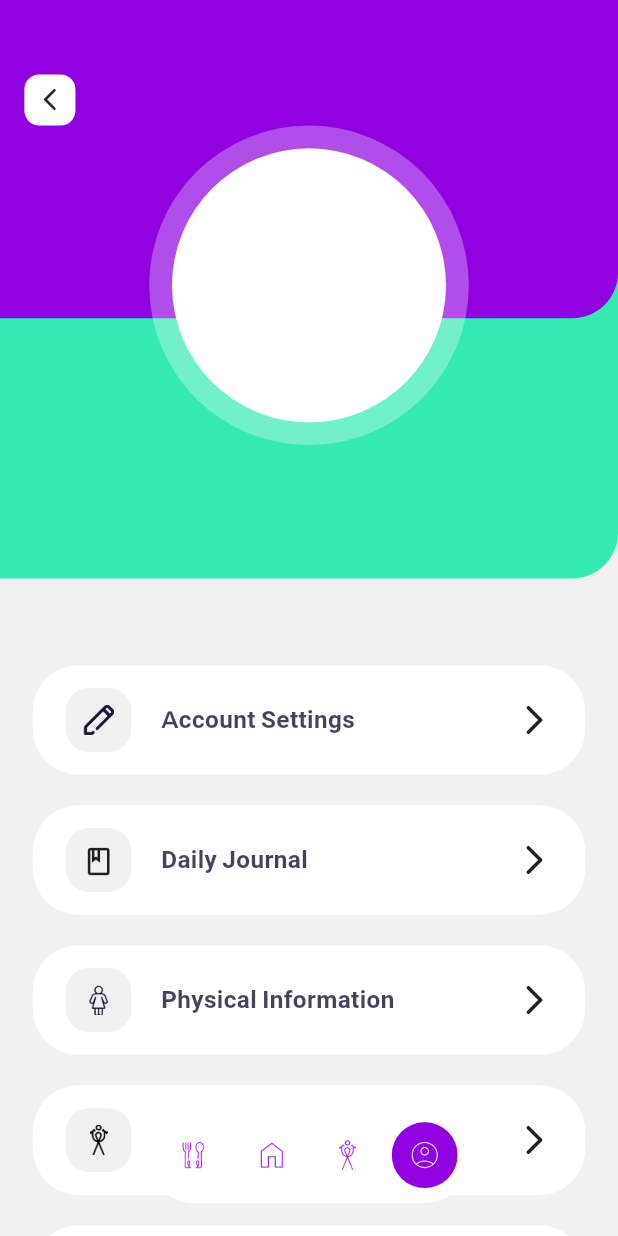
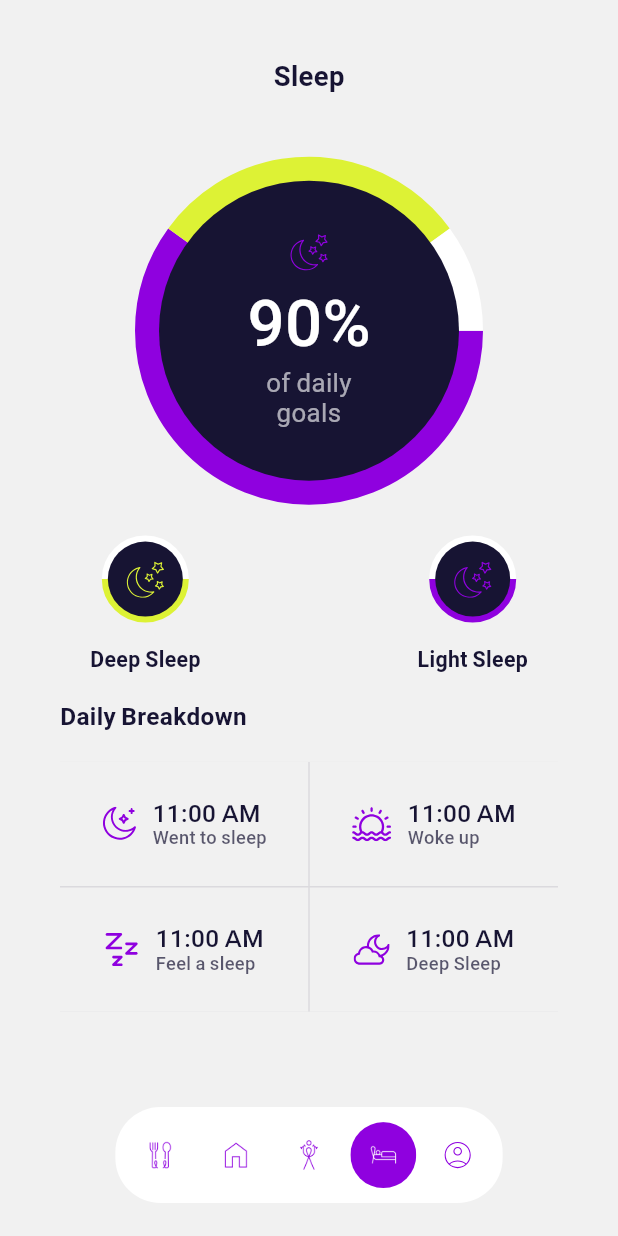
Before and after one commit to Livewell-Indonesia/dev-livewell-app.github.io, a Flutter app: the HomeScreen screen opened by its route, item 4 of the bottom bar chosen, on a phone screen of 412 x 824 dp. Run offline on Flutter 3.47's test engine with Material 2 defaults, Android fonts, the phone set to English and light mode, and no system bars; drawn by our look-alikes of dot_navigation_bar; our stand-ins replace bubble_tab_indicator, camera, dartz, dio, equatable, flutter_easyloading and 20 more; missing offline and left inert: algolia_helper_flutter, camera_platform_interface, dart:ffi, fab_circular_menu, flutter_cupertino_date_picker_fork, health and 1 more; accounts and stored records are empty; project files that could hold a hidden picture were left out.

Commit message:
sleep ui

```diff
--- a/livewell/lib/core/constant/constant.dart
+++ b/livewell/lib/core/constant/constant.dart
@@ -45,6 +45,11 @@ class Constant {
   static const String icPhysicalInfo = '$assetsIcons/ic_physical_info.png';
   static const String icKey = '$assetsIcons/ic_key.png';
   static const String icHomeAccount = '$assetsIcons/ic_home_account.svg';
+  static const String icWentToSleep = '$assetsIcons/ic_went_to_sleep.svg';
+  static const String icWentToSleep2 = '$assetsIcons/ic_went_to_sleep_2.svg';
+  static const String icWokeUp = '$assetsIcons/ic_woke_up.svg';
+  static const String icFeelASleep = '$assetsIcons/ic_feel_a_sleep.svg';
+  static const String icDeepSleep = '$assetsIcons/ic_deep_sleep.svg';
 
   // image Assets
   static const String assetsImages = 'assets/images';
--- a/livewell/lib/feature/home/controller/home_controller.dart
+++ b/livewell/lib/feature/home/controller/home_controller.dart
@@ -145,6 +145,8 @@ class HomeController extends GetxController {
     } else if (index == 2) {
       currentMenu.value = HomeTab.exercise;
     } else if (index == 3) {
+      currentMenu.value = HomeTab.sleep;
+    } else if (index == 4) {
       currentMenu.value = HomeTab.account;
     }
   }
--- a/livewell/lib/feature/home/presentation/home_screen.dart
+++ b/livewell/lib/feature/home/presentation/home_screen.dart
@@ -6,6 +6,7 @@ import 'package:get/get.dart';
 import 'package:livewell/feature/exercise/presentation/pages/exercise_screen.dart';
 import 'package:livewell/feature/food/presentation/pages/food_screen.dart';
 import 'package:livewell/feature/profile/presentation/page/account_settings_screen.dart';
+import 'package:livewell/feature/sleep/pages/sleep_screen.dart';
 
 import '../../../core/constant/constant.dart';
 import '../../dashboard/presentation/pages/dashboard_screen.dart';
@@ -34,7 +35,7 @@ class HomeScreen extends StatelessWidget {
               itemPadding: EdgeInsets.zero,
               // itemPadding:
               //     const EdgeInsets.symmetric(horizontal: 4, vertical: 10).r,
-              marginR: EdgeInsets.symmetric(horizontal: 90.w, vertical: 20.w),
+              marginR: EdgeInsets.symmetric(horizontal: 70.w, vertical: 20.w),
               selectedItemColor: Colors.white,
               unselectedItemColor: const Color(0xFF8F01DF),
               // boxShadow: [
@@ -76,6 +77,18 @@ class HomeScreen extends StatelessWidget {
                         )
                       : controller.customUnselectedImage(
                           Image.asset(Constant.icExerciseUnselected),
+                        ),
+                  selectedColor: Colors.white,
+                  unselectedColor: const Color(0xFF8F01DF),
+                  // selectedColor: Colors.white,
+                ),
+                DotNavigationBarItem(
+                  icon: controller.currentMenu.value == HomeTab.sleep
+                      ? controller.customSelectedImage(
+                          Image.asset(Constant.icSleepSelected),
+                        )
+                      : controller.customUnselectedImage(
+                          Image.asset(Constant.icSleepUnselected),
                         ),
                   selectedColor: Colors.white,
                   unselectedColor: const Color(0xFF8F01DF),
@@ -136,9 +149,7 @@ class HomeScreen extends StatelessWidget {
           color: Colors.yellow,
         );
       case HomeTab.sleep:
-        return Container(
-          color: Colors.yellow,
-        );
+        return SleepScreen();
       case HomeTab.nutrition:
         return Container(
           color: Colors.yellow,
--- /dev/null
+++ b/livewell/lib/feature/sleep/controller/sleep_controller.dart
@@ -0,0 +1,3 @@
+import 'package:get/get_state_manager/get_state_manager.dart';
+
+class SleepController extends GetxController {}
--- /dev/null
+++ b/livewell/lib/feature/sleep/pages/sleep_screen.dart
@@ -0,0 +1,253 @@
+import 'package:flutter/material.dart';
+import 'package:flutter/src/widgets/container.dart';
+import 'package:flutter/src/widgets/framework.dart';
+import 'package:flutter_screenutil/flutter_screenutil.dart';
+import 'package:flutter_svg/svg.dart';
+import 'package:livewell/core/constant/constant.dart';
+import 'package:livewell/widgets/chart/circular_nutrition.dart';
+
+class SleepScreen extends StatefulWidget {
+  const SleepScreen({super.key});
+
+  @override
+  State<SleepScreen> createState() => _SleepScreenState();
+}
+
+class _SleepScreenState extends State<SleepScreen> {
+  @override
+  Widget build(BuildContext context) {
+    return Scaffold(
+      backgroundColor: const Color(0xFFF1F1F1),
+      body: RefreshIndicator(
+        onRefresh: () async {},
+        child: ListView(
+          children: [
+            40.verticalSpace,
+            Center(
+                child: Text(
+              "Sleep",
+              style: TextStyle(
+                  fontSize: 18.sp,
+                  fontWeight: FontWeight.w600,
+                  color: const Color(0xFF171433)),
+            )),
+            38.verticalSpace,
+            Container(
+              padding: EdgeInsets.symmetric(vertical: 20.h),
+              child: Center(
+                child: MultipleColorCircle(
+                  colorOccurrences: {
+                    const Color(0xFF8F01DF): 60,
+                    const Color(0xFFDDF235): 30,
+                    Colors.white: 10,
+                  },
+                  height: 200,
+                  strokeWidth: 32,
+                  child:
+                      // crete circular container
+                      Container(
+                    padding: EdgeInsets.symmetric(horizontal: 20.w),
+                    decoration: const BoxDecoration(
+                        shape: BoxShape.circle, color: Color(0xFF171433)),
+                    child: Center(
+                      child: Column(
+                        mainAxisAlignment: MainAxisAlignment.center,
+                        children: [
+                          SvgPicture.asset(
+                            Constant.icWentToSleep,
+                            color: const Color(0xFF8F01DF),
+                          ),
+                          10.verticalSpace,
+                          Text(
+                            '90%',
+                            style: TextStyle(
+                                fontSize: 43.sp,
+                                fontWeight: FontWeight.w500,
+                                color: Colors.white),
+                          ),
+                          4.verticalSpace,
+                          Padding(
+                            padding: const EdgeInsets.symmetric(horizontal: 30),
+                            child: Text(
+                              'of daily goals',
+                              textAlign: TextAlign.center,
+                              style: TextStyle(
+                                  fontSize: 17.sp,
+                                  color: Colors.white.withOpacity(0.63)),
+                            ),
+                          ),
+                        ],
+                      ),
+                    ),
+                  ),
+                ),
+              ),
+            ),
+            Padding(
+              padding: const EdgeInsets.symmetric(horizontal: 60),
+              child: Row(
+                children: const [
+                  SmallerSleepCircular(
+                      color: Color(0xFFDDF235), value: 50, label: 'Deep Sleep'),
+                  Spacer(),
+                  SmallerSleepCircular(
+                      color: Color(0xFF8F01DF),
+                      value: 50,
+                      label: "Light Sleep"),
+                ],
+              ),
+            ),
+            20.verticalSpace,
+            Padding(
+              padding: const EdgeInsets.only(left: 40),
+              child: Text(
+                "Daily Breakdown",
+                style: TextStyle(
+                    color: const Color(0xFF171433),
+                    fontWeight: FontWeight.w600,
+                    fontSize: 16.sp),
+              ),
+            ),
+            20.verticalSpace,
+            Container(
+              margin: const EdgeInsets.symmetric(horizontal: 40),
+              decoration: BoxDecoration(
+                color: const Color(0xFF171433).withOpacity(0.1),
+              ),
+              child: GridView(
+                physics: const NeverScrollableScrollPhysics(),
+                shrinkWrap: true,
+                gridDelegate: const SliverGridDelegateWithFixedCrossAxisCount(
+                  crossAxisCount: 2,
+                  mainAxisSpacing: 1,
+                  crossAxisSpacing: 1,
+                  childAspectRatio: 2,
+                ),
+                children: [
+                  DailyBreakdownItem(
+                      image: Constant.icWentToSleep2,
+                      time: "11:00 AM",
+                      label: "Went to sleep"),
+                  DailyBreakdownItem(
+                      image: Constant.icWokeUp,
+                      time: "11:00 AM",
+                      label: "Woke up"),
+                  DailyBreakdownItem(
+                      image: Constant.icFeelASleep,
+                      time: "11:00 AM",
+                      label: "Feel a sleep"),
+                  DailyBreakdownItem(
+                      image: Constant.icDeepSleep,
+                      time: "11:00 AM",
+                      label: "Deep Sleep"),
+                ],
+              ),
+            )
+          ],
+        ),
+      ),
+    );
+  }
+}
+
+class SmallerSleepCircular extends StatelessWidget {
+  final Color color;
+  final int value;
+  final String label;
+  const SmallerSleepCircular({
+    required this.color,
+    required this.value,
+    required this.label,
+    Key? key,
+  }) : super(key: key);
+
+  @override
+  Widget build(BuildContext context) {
+    return Column(
+      children: [
+        Container(
+          padding: EdgeInsets.symmetric(vertical: 20.h),
+          child: Center(
+            child: MultipleColorCircle(
+              colorOccurrences: {
+                color: value,
+                Colors.white: 100 - value,
+              },
+              height: 50,
+              strokeWidth: 8,
+              child:
+                  // crete circular container
+                  Container(
+                padding: EdgeInsets.symmetric(horizontal: 8.w),
+                decoration: const BoxDecoration(
+                    shape: BoxShape.circle, color: Color(0xFF171433)),
+                child: Center(
+                  child: Column(
+                    mainAxisAlignment: MainAxisAlignment.center,
+                    children: [
+                      SvgPicture.asset(
+                        Constant.icWentToSleep,
+                        color: color,
+                      ),
+                    ],
+                  ),
+                ),
+              ),
+            ),
+          ),
+        ),
+        Text(label,
+            style: TextStyle(
+                fontSize: 14.sp,
+                color: Color(0xFF171433),
+                fontWeight: FontWeight.w600)),
+      ],
+    );
+  }
+}
+
+class DailyBreakdownItem extends StatelessWidget {
+  final String image;
+  final String time;
+  final String label;
+  const DailyBreakdownItem({
+    required this.image,
+    required this.time,
+    required this.label,
+    Key? key,
+  }) : super(key: key);
+
+  @override
+  Widget build(BuildContext context) {
+    return Container(
+      color: const Color(0xFFF1F1F1),
+      child: Row(mainAxisAlignment: MainAxisAlignment.center, children: [
+        SvgPicture.asset(
+          image,
+          color: const Color(0xFF8F01DF),
+        ),
+        10.horizontalSpace,
+        Column(
+          crossAxisAlignment: CrossAxisAlignment.start,
+          mainAxisAlignment: MainAxisAlignment.center,
+          children: [
+            Text(
+              time,
+              style: TextStyle(
+                  color: const Color(0xFF171433),
+                  fontWeight: FontWeight.w500,
+                  fontSize: 16.sp),
+            ),
+            Text(
+              label,
+              style: TextStyle(
+                  color: const Color(0xFF171433).withOpacity(0.7),
+                  fontWeight: FontWeight.w500,
+                  fontSize: 12.sp),
+            ),
+          ],
+        ),
+      ]),
+    );
+  }
+}
--- a/livewell/lib/widgets/chart/circular_nutrition.dart
+++ b/livewell/lib/widgets/chart/circular_nutrition.dart
@@ -5,9 +5,13 @@ class MultipleColorCircle extends StatelessWidget {
   final Map<Color, int> colorOccurrences;
   final double height;
   final Widget? child;
+  final double strokeWidth;
   @override
   MultipleColorCircle(
-      {required this.colorOccurrences, this.height = 20, this.child});
+      {required this.colorOccurrences,
+      this.height = 20,
+      this.strokeWidth = 20,
+      this.child});
   Widget build(BuildContext context) => Container(
         height: height,
         width: height,
@@ -17,6 +21,7 @@ class MultipleColorCircle extends StatelessWidget {
             painter: _MultipleColorCirclePainter(
               colorOccurrences: colorOccurrences,
               height: height,
+              strokeWidth: strokeWidth,
             )),
       );
 }
@@ -24,14 +29,16 @@ class MultipleColorCircle extends StatelessWidget {
 class _MultipleColorCirclePainter extends CustomPainter {
   final Map<Color, int> colorOccurrences;
   final double height;
+  final double strokeWidth;
   @override
   _MultipleColorCirclePainter(
-      {required this.colorOccurrences, required this.height});
+      {required this.colorOccurrences,
+      required this.height,
+      required this.strokeWidth});
   double pi = math.pi;
 
   @override
   void paint(Canvas canvas, Size size) {
-    double strokeWidth = 20;
     Rect myRect = Rect.fromCircle(
         center: Offset(height / 2, height / 2), radius: height / 2);
 
```
Also changed, not shown: livewell/assets/icons/ic_deep_sleep.svg (added), livewell/assets/icons/ic_feel_a_sleep.svg (added), livewell/assets/icons/ic_went_to_sleep.svg (added), livewell/assets/icons/ic_went_to_sleep_2.svg (added), livewell/assets/icons/ic_woke_up.svg (added).
